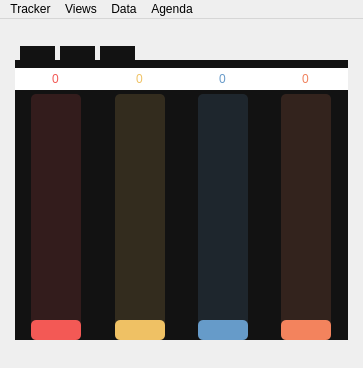
Above: JBLM ver8_17/JBLMA_8_17.ui from AntiVntiAnti/JBLM_A before the change. Below: the same form after it.
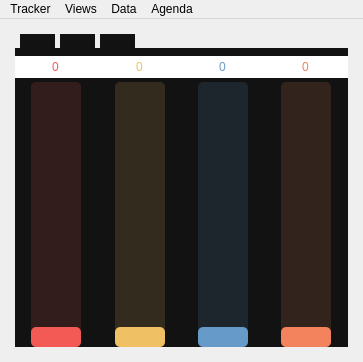
That is the form after the change. The open tabs and pages were chosen to show the change. Icons and pictures are not drawn.

Patch:
```diff
--- a/JBLM ver8_17/JBLMA_8_17.ui
+++ b/JBLM ver8_17/JBLMA_8_17.ui
@@ -882,9 +882,7 @@
     <item row="0" column="0">
      <widget class="QStackedWidget" name="mainStack">
       <property name="styleSheet">
-       <string notr="true">QSlider:vertical {
-min-height: 240px;
-}</string>
+       <string notr="true"/>
       </property>
       <property name="currentIndex">
        <number>0</number>
@@ -4331,20 +4329,7 @@
       </widget>
       <widget class="QWidget" name="mentalpage">
        <layout class="QGridLayout" name="gridLayout_2">
-        <item row="2" column="0">
-         <spacer name="verticalSpacer_5">
-          <property name="orientation">
-           <enum>Qt::Vertical</enum>
-          </property>
-          <property name="sizeHint" stdset="0">
-           <size>
-            <width>20</width>
-            <height>40</height>
-           </size>
-          </property>
-         </spacer>
-        </item>
-        <item row="1" column="0">
+        <item row="0" column="0">
          <widget class="QTabWidget" name="tabWidget_3">
           <property name="styleSheet">
            <string notr="true">QTabWidget {
@@ -5650,19 +5635,6 @@
           </widget>
          </widget>
         </item>
-        <item row="0" column="0">
-         <spacer name="verticalSpacer_6">
-          <property name="orientation">
-           <enum>Qt::Vertical</enum>
-          </property>
-          <property name="sizeHint" stdset="0">
-           <size>
-            <width>20</width>
-            <height>40</height>
-           </size>
-          </property>
-         </spacer>
-        </item>
        </layout>
       </widget>
       <widget class="QWidget" name="sleep_data_page">
```
Left out of the diff: 2 changed lines with no effect on the pictures.
